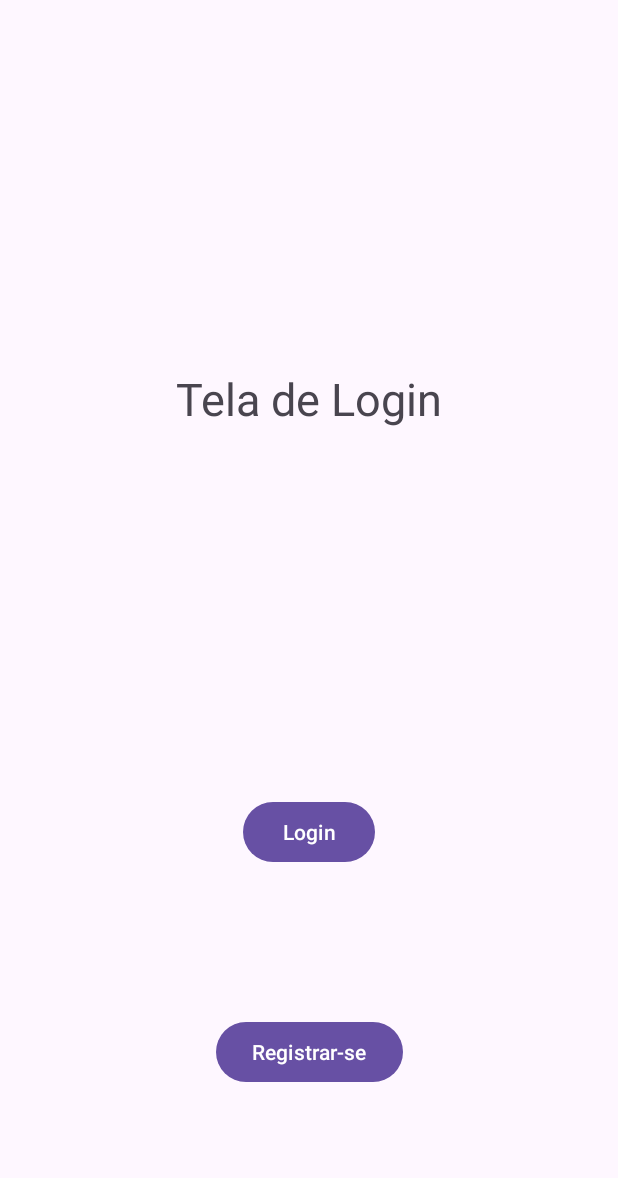
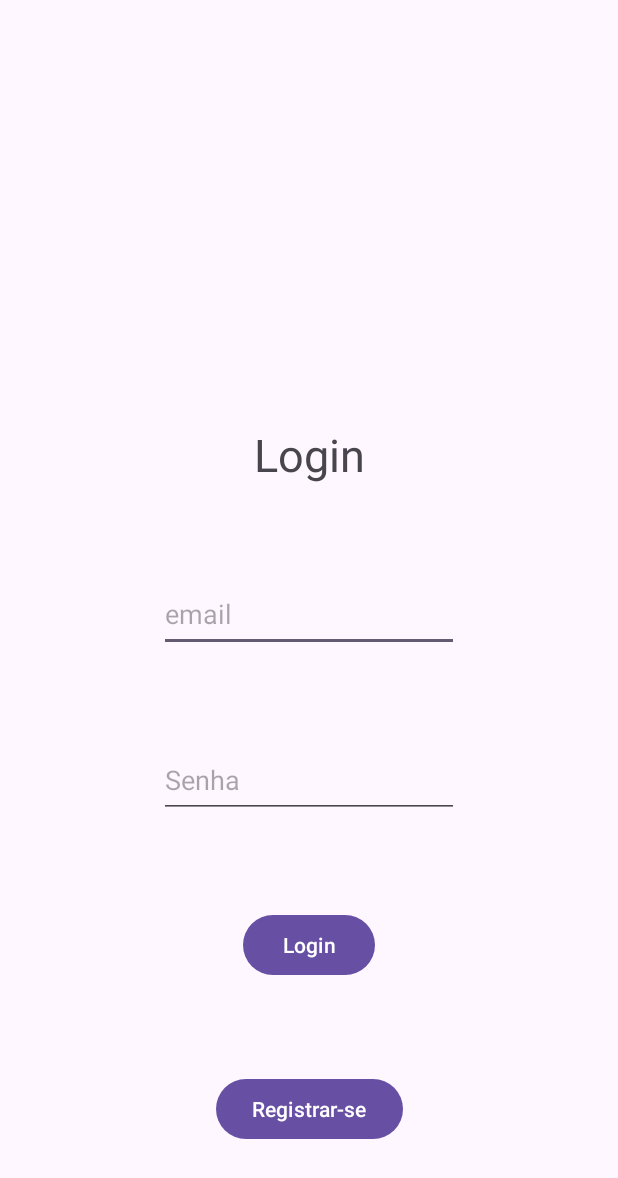
Before and after one commit to RobertoSSantos/CapiSorteios_ktx, an Android app: the fragment LoginFragment shown on its own in the app's theme, after a tap on "Login", on a phone screen of 412 x 824 dp. Shown: the top 1178 px of the screen. Run offline under Robolectric (Android 15) with nearby library versions, the phone set to English and light mode, and no system bars; our stand-ins replace Firebase (no records; nobody signed in at launch, a user with empty details on screens opened directly); 1 statement that could not run was skipped.

Commit message:
Registraton and Login Added

```diff
--- a/app/src/main/java/br/com/capisorteios_ktx/LoginFragment.kt
+++ b/app/src/main/java/br/com/capisorteios_ktx/LoginFragment.kt
@@ -6,10 +6,22 @@ import android.view.LayoutInflater
 import android.view.View
 import android.view.ViewGroup
 import android.widget.Button
+import android.widget.EditText
+import android.widget.Toast
+import androidx.fragment.app.findFragment
 import androidx.navigation.fragment.findNavController
 import br.com.capisorteios_ktx.databinding.ActivityMainBinding
+import com.google.firebase.auth.FirebaseAuth
+import kotlinx.coroutines.CoroutineScope
+import kotlinx.coroutines.Dispatchers
+import kotlinx.coroutines.launch
+import kotlinx.coroutines.tasks.await
+import kotlinx.coroutines.withContext
 
 class LoginFragment : Fragment() {
+
+
+    private lateinit var auth : FirebaseAuth
 
     override fun onCreateView(
         inflater: LayoutInflater, container: ViewGroup?,
@@ -17,12 +29,19 @@ class LoginFragment : Fragment() {
     ): View? {
         // Inflate the layout for this fragment
         val view = inflater.inflate(R.layout.fragment_login, container, false)
+        auth = FirebaseAuth.getInstance()
 
-        val btn = view.findViewById<Button>(R.id.btnLogin)
+        val btnLogin = view.findViewById<Button>(R.id.btnLogin)
         val btnRegistro = view.findViewById<Button>(R.id.btnRegistro)
 
-        btn.setOnClickListener {
-            findNavController().navigate(R.id.action_loginFragment_to_homeFragment)
+        val edtLoginEmail = view.findViewById<EditText>(R.id.edtLoginEmail)
+        val edtLoginSenha = view.findViewById<EditText>(R.id.edtLoginSenha)
+
+        btnLogin.setOnClickListener {
+            val email = edtLoginEmail.text.toString()
+            val senha = edtLoginSenha.text.toString()
+
+            loginUsuario(email, senha)
         }
 
         btnRegistro.setOnClickListener {
@@ -32,4 +51,16 @@ class LoginFragment : Fragment() {
         return view
     }
 
+    private fun loginUsuario(email : String, senha : String) = CoroutineScope(Dispatchers.IO).launch {
+        try {
+            auth.signInWithEmailAndPassword(email, senha).await()
+            withContext(Dispatchers.Main){
+                Toast.makeText(context, "Bem Vindo", Toast.LENGTH_SHORT).show()
+                findNavController().navigate(R.id.action_loginFragment_to_homeFragment)
+            }
+        } catch (e : Exception){
+            Toast.makeText(context,e.message, Toast.LENGTH_LONG).show()
+        }
+    }
+
 }
--- a/app/src/main/res/layout/fragment_cadastro.xml
+++ b/app/src/main/res/layout/fragment_cadastro.xml
@@ -55,7 +55,7 @@
         android:layout_height="50dp"
         android:ems="10"
         android:hint="Email"
-        android:inputType="text"
+        android:inputType="textEmailAddress"
         app:layout_constraintBottom_toTopOf="@+id/edtSenha"
         app:layout_constraintEnd_toEndOf="parent"
         app:layout_constraintHorizontal_bias="0.5"
--- a/app/src/main/res/layout/fragment_login.xml
+++ b/app/src/main/res/layout/fragment_login.xml
@@ -10,7 +10,7 @@
         android:id="@+id/textView2"
         android:layout_width="wrap_content"
         android:layout_height="wrap_content"
-        android:text="Tela de Login"
+        android:text="Login"
         android:textSize="30sp"
         app:layout_constraintBottom_toTopOf="@+id/btnLogin"
         app:layout_constraintEnd_toEndOf="parent"
@@ -18,6 +18,28 @@
         app:layout_constraintStart_toStartOf="parent"
         app:layout_constraintTop_toTopOf="parent"
         app:layout_constraintVertical_bias="0.5" />
+
+    <EditText
+        android:id="@+id/edtLoginEmail"
+        android:layout_width="200dp"
+        android:layout_height="50dp"
+        android:inputType="textEmailAddress"
+        android:hint="email"
+        app:layout_constraintTop_toBottomOf="@id/textView2"
+        app:layout_constraintBottom_toTopOf="@id/edtLoginSenha"
+        app:layout_constraintStart_toStartOf="parent"
+        app:layout_constraintEnd_toEndOf="parent"/>
+
+    <EditText
+        android:id="@+id/edtLoginSenha"
+        android:layout_width="200dp"
+        android:layout_height="50dp"
+        android:inputType="textPassword"
+        android:hint="Senha"
+        app:layout_constraintTop_toBottomOf="@id/edtLoginEmail"
+        app:layout_constraintBottom_toTopOf="@id/btnLogin"
+        app:layout_constraintStart_toStartOf="parent"
+        app:layout_constraintEnd_toEndOf="parent"/>
 
     <Button
         android:id="@+id/btnLogin"
@@ -28,7 +50,8 @@
         app:layout_constraintEnd_toEndOf="parent"
         app:layout_constraintHorizontal_bias="0.5"
         app:layout_constraintStart_toStartOf="parent"
-        app:layout_constraintTop_toBottomOf="@+id/textView2"
+        app:layout_constraintTop_toBottomOf="@+id/edtLoginSenha"
+        app:layout_constraintBottom_toTopOf="@id/btnRegistro"
         app:layout_constraintVertical_bias="0.5" />
 
     <Button
```
Also changed, not shown: app/src/main/java/br/com/capisorteios_ktx/CadastroFragment.kt (+10 -7 lines), app/src/main/java/br/com/capisorteios_ktx/CadastroUtil.kt (+17 -0 lines), app/src/main/java/br/com/capisorteios_ktx/model/Consumidor.kt (+5 -5 lines).
